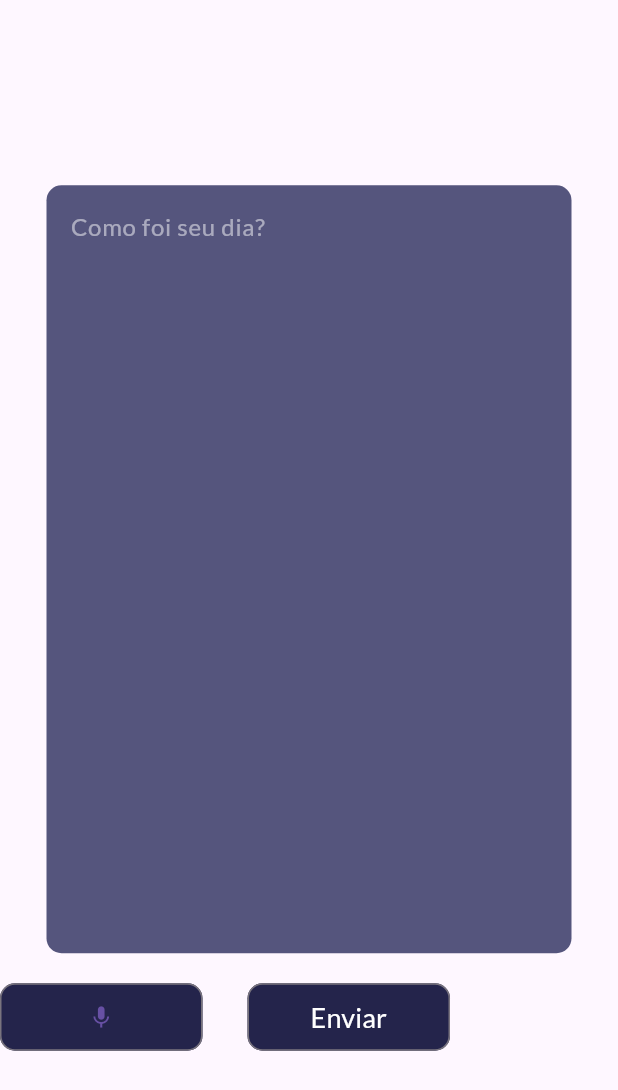
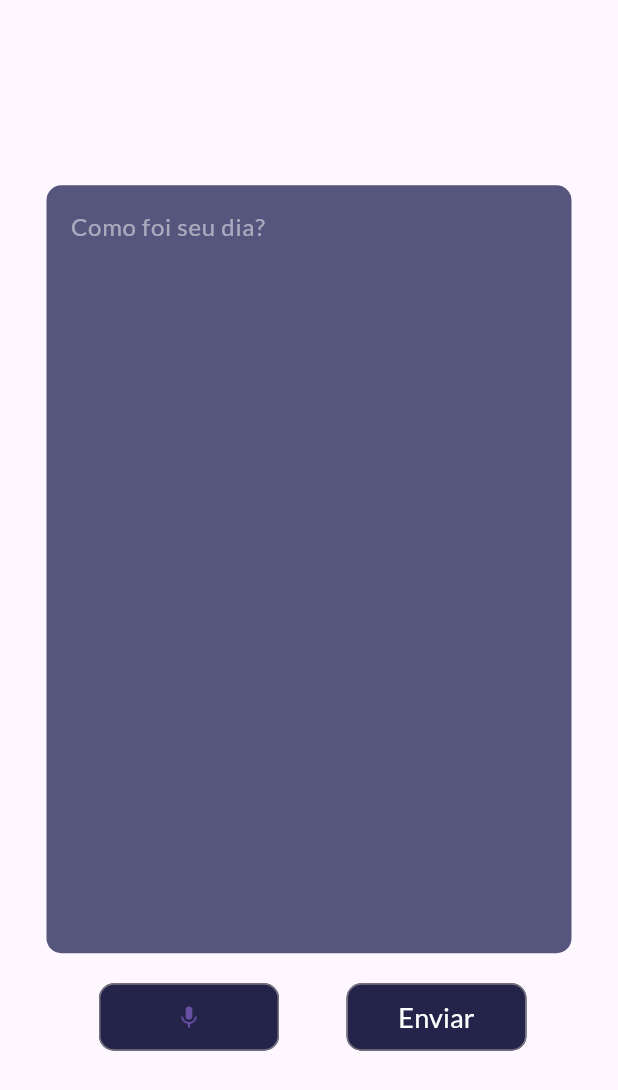
Before and after one commit to barbosa-jp/avaliacao-flutter-2, a Flutter app: the MandarTexto widget shown alone on an empty page, opened directly with empty values, on a phone screen of 412 x 824 dp. Shown: the top 1090 px of the screen. Run offline on Flutter 3.47's test engine with Material 3 defaults, Android fonts, the phone set to English and light mode, and no system bars; our stand-ins replace flutter_colorpicker, flutter_riverpod, google_fonts, image_picker, just_audio; missing offline and left inert: record; network calls fail.

Commit message:
consertando estilizacao

```diff
--- a/avaliacao_2/lib/src/features/mandar_texto/presentation/pages/mandar_texto_screen.dart
+++ b/avaliacao_2/lib/src/features/mandar_texto/presentation/pages/mandar_texto_screen.dart
@@ -65,7 +65,6 @@ class _MandarTextoState extends State<MandarTexto> {
     return Column(
         mainAxisSize: MainAxisSize.max,
         mainAxisAlignment: MainAxisAlignment.center,
-        crossAxisAlignment: CrossAxisAlignment.end,
         children: [
           Center(
             child: SingleChildScrollView(
@@ -99,8 +98,18 @@ class _MandarTextoState extends State<MandarTexto> {
               ]),
             ),
           ),
-          Row(children: [
-            BotaoAudio(
+          Center(
+            child: Row(
+              mainAxisSize: MainAxisSize.max,
+              mainAxisAlignment: MainAxisAlignment.center,
+              crossAxisAlignment: CrossAxisAlignment.end,
+              children: [
+                Padding(
+                  padding: EdgeInsets.only(left: 35,),
+                  child: SizedBox(
+                    width: 150,
+                    height: 45,
+                    child: BotaoAudio(
                       onTap: () async {
                         if (_isRecording) {
                           String? filePath = await audioRecorder.stop();
@@ -139,9 +148,19 @@ class _MandarTextoState extends State<MandarTexto> {
                           }
                         }
                       },
-                icone: _isRecording ? Icons.stop : Icons.mic),
-            BotaoEnviar(onTap: enviar),
-          ]),
+                      icone: _isRecording ? Icons.stop : Icons.mic
+                    ),
+                  ),
+                ),
+                const SizedBox(width: 15,),
+                SizedBox(
+                  width: 150,
+                  height: 45,
+                  child: BotaoEnviar(onTap: enviar),
+                ),
+              ],
+            ),
+          ),
         ]);
   }
 }
--- a/avaliacao_2/lib/src/features/perfil/presentation/widgets/textos.dart
+++ b/avaliacao_2/lib/src/features/perfil/presentation/widgets/textos.dart
@@ -105,7 +105,9 @@ class _TextosState extends ConsumerState<Textos> {
               itemCount: textosInseridos.length,
               itemBuilder: (context, index) {
                 final textoItem = textosInseridos[index];
-                return textoItem.tipo == 'texto'
+                return Padding(
+                  padding: const EdgeInsets.only(bottom: 10,),
+                  child: textoItem.tipo == 'texto'
                     ? Container(
                       decoration: BoxDecoration(color: Cores.roxo2),
                       child: ListTile(
@@ -158,7 +160,8 @@ class _TextosState extends ConsumerState<Textos> {
                           }
                         },
                         child:
-                        Text(isPlaying ? 'Está tocando' : 'Tocar áudio')
+                          Text(isPlaying ? 'Está tocando' : 'Tocar áudio'),
+                    ),
                 );
               },
             );
```
Lines whose indentation alone changed are shown as unchanged.
